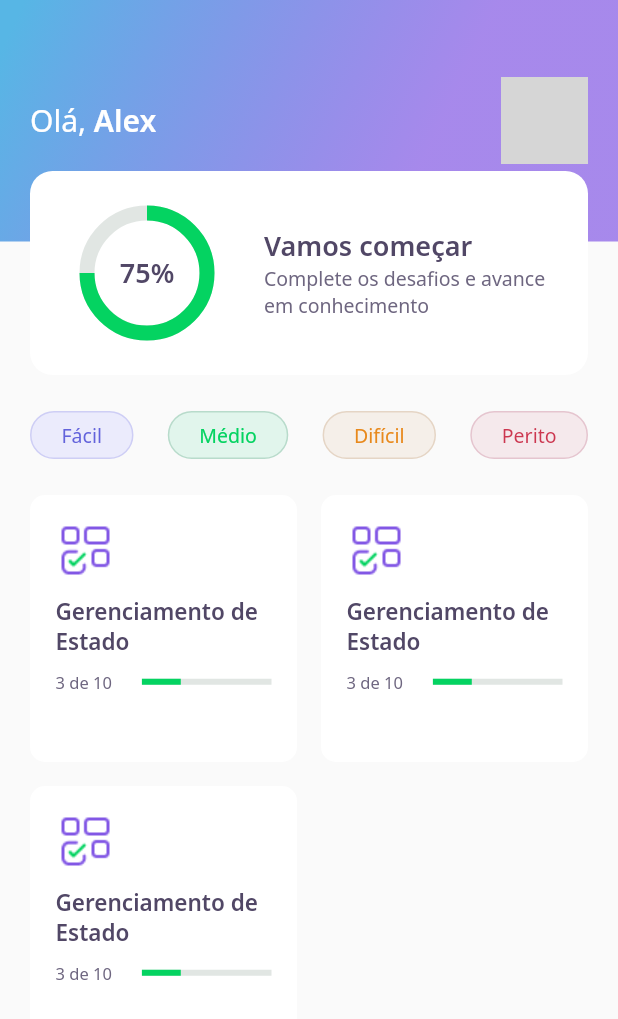
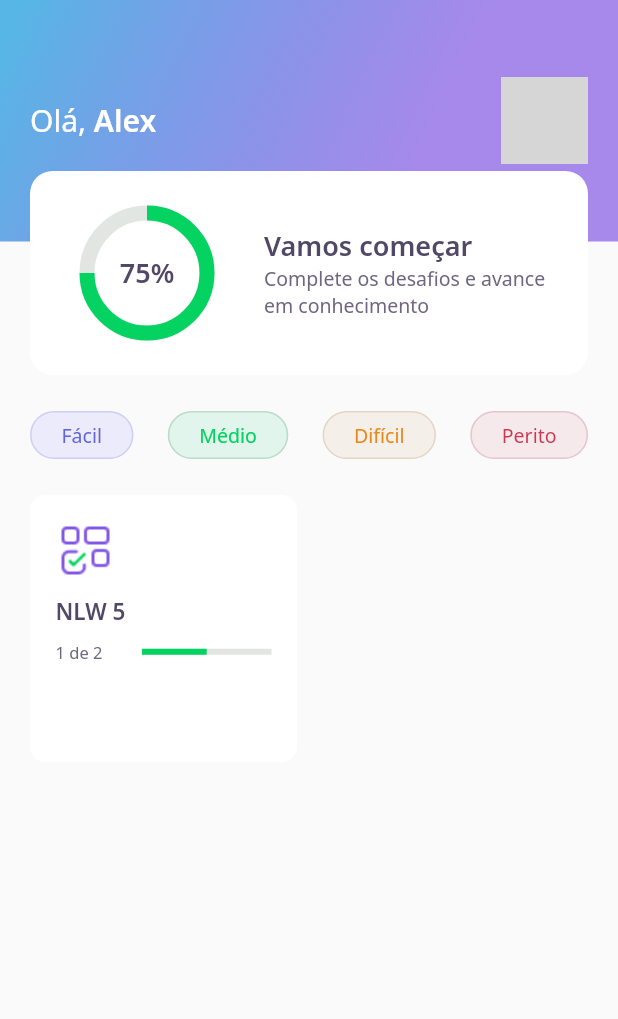
Before and after one commit to AlexSerodio/dev-quiz, a Flutter app: the HomePage screen opened directly, on a phone screen of 412 x 824 dp. Shown: the top 1019 px of the screen. Run offline on Flutter 3.47's test engine with Material 2 defaults, Android fonts, the phone set to English and light mode, and no system bars; our stand-ins replace google_fonts; accounts and stored records are empty; network calls fail; grey boxes are pictures that could not be loaded.

Commit message:
add home controller and repository

```diff
--- /dev/null
+++ b/assets/database/user.json
@@ -0,0 +1,5 @@
+{
+    "name": "Alex",
+    "photoUrl": "https://avatars.githubusercontent.com/u/23726229?v=4",
+    "score": 75
+}
--- a/lib/core/app_widget.dart
+++ b/lib/core/app_widget.dart
@@ -1,4 +1,4 @@
-import 'package:dev_quiz/challenge/challenge_page.dart';
+import 'package:dev_quiz/home/home_page.dart';
 import 'package:flutter/material.dart';
 
 class AppWidget extends StatelessWidget {
@@ -6,7 +6,7 @@ class AppWidget extends StatelessWidget {
   Widget build(BuildContext context) {
     return MaterialApp(
       title: "DevQuiz",
-      home: ChallengePage(),
+      home: HomePage(),
     );
   }
 }
--- /dev/null
+++ b/lib/home/home_controller.dart
@@ -0,0 +1,32 @@
+import 'package:dev_quiz/home/home_state.dart';
+import 'package:dev_quiz/home/home_repository.dart';
+import 'package:dev_quiz/shared/models/user_model.dart';
+import 'package:dev_quiz/shared/models/quiz_model.dart';
+import 'package:flutter/foundation.dart';
+
+class HomeController {
+  ValueNotifier<HomeState> stateNotifier = ValueNotifier<HomeState>(HomeState.empty);
+  set state(HomeState state) => stateNotifier.value = state;
+  HomeState get state => stateNotifier.value;
+
+  UserModel? user;
+  List<QuizModel>? quizzes;
+
+  final repository = HomeRepository();
+
+  void getUser() async {
+    state = HomeState.loading;
+
+    user = await repository.getUsers();
+
+    state = HomeState.success;
+  }
+
+  void getQuizzes() async {
+    state = HomeState.loading;
+
+    quizzes = await repository.getQuizzes();
+
+    state = HomeState.success;
+  }
+}
--- a/lib/home/home_page.dart
+++ b/lib/home/home_page.dart
@@ -1,7 +1,11 @@
 import 'package:flutter/material.dart';
+import 'package:dev_quiz/home/home_controller.dart';
+import 'package:dev_quiz/home/home_state.dart';
 import 'package:dev_quiz/home/widgets/appbar/app_bar_widget.dart';
 import 'package:dev_quiz/home/widgets/level_button/level_button_widget.dart';
 import 'package:dev_quiz/home/widgets/quiz_card/quiz_card_widget.dart';
+import 'package:dev_quiz/core/app_colors.dart';
+import 'package:dev_quiz/shared/enums/level_enum.dart';
 
 class HomePage extends StatefulWidget {
   HomePage({Key? key}) : super(key: key);
@@ -11,48 +15,77 @@ class HomePage extends StatefulWidget {
 }
 
 class _HomePageState extends State<HomePage> {
+  final controller = HomeController();
+
+  @override
+  initState() {
+    super.initState();
+    controller.getUser();
+    controller.getQuizzes();
+    controller.stateNotifier.addListener(() {
+      setState(() {});
+    });
+  }
+
   @override
   Widget build(BuildContext context) {
+    if (controller.state == HomeState.loading || controller.state == HomeState.empty) {
       return Scaffold(
-      appBar: AppBarWidget(),
+        body: Center(
+          child: CircularProgressIndicator(
+            valueColor: AlwaysStoppedAnimation<Color>(AppColors.darkGreen),
+          ),
+        ),
+      );
+    }
+
+    return Scaffold(
+      appBar: AppBarWidget(
+        user: controller.user!,
+      ),
       body: Padding(
           padding: const EdgeInsets.symmetric(horizontal: 20),
           child: Column(
             children: [
-            SizedBox(height: 24,),
+              SizedBox(
+                height: 24,
+              ),
               Row(
                 mainAxisAlignment: MainAxisAlignment.spaceBetween,
                 children: [
                   LevelButtonWidget(
-                  label: "Fácil",
+                    level: Level.facil,
                   ),
                   LevelButtonWidget(
-                  label: "Médio",
+                    level: Level.medio,
                   ),
                   LevelButtonWidget(
-                  label: "Difícil",
+                    level: Level.dificil,
                   ),
                   LevelButtonWidget(
-                  label: "Perito",
+                    level: Level.perito,
                   ),
                 ],
               ),
-            SizedBox(height: 24,),
+              SizedBox(
+                height: 24,
+              ),
               Expanded(
                 child: GridView.count(
                   crossAxisSpacing: 16,
                   mainAxisSpacing: 16,
                   crossAxisCount: 2,
-                children: [
-                  QuizCardWidget(),
-                  QuizCardWidget(),
-                  QuizCardWidget(),
-                ],
+                  children: controller.quizzes!
+                      .map((e) => QuizCardWidget(
+                            title: e.title,
+                            answeredQuestionsAmount: e.questionsAnswered,
+                            totalQuestionsAmount: e.questions.length,
+                          ))
+                      .toList(),
                 ),
               ),
             ],
-        )
-      ),
+          )),
     );
   }
 }
--- /dev/null
+++ b/lib/home/home_state.dart
@@ -0,0 +1 @@
+enum HomeState { success, loading, error, empty }
--- a/lib/home/widgets/appbar/app_bar_widget.dart
+++ b/lib/home/widgets/appbar/app_bar_widget.dart
@@ -1,10 +1,13 @@
+import 'package:flutter/material.dart';
 import 'package:dev_quiz/core/app_gradients.dart';
 import 'package:dev_quiz/core/app_text_styles.dart';
 import 'package:dev_quiz/home/widgets/score_card/score_card_widget.dart';
-import 'package:flutter/material.dart';
+import 'package:dev_quiz/shared/models/user_model.dart';
 
 class AppBarWidget extends PreferredSize {
-  AppBarWidget() : super(
+  final UserModel user;
+
+  AppBarWidget({required this.user}) : super(
     preferredSize: Size.fromHeight(250),
     child: Container(
       height: 250,
@@ -23,7 +26,7 @@ class AppBarWidget extends PreferredSize {
                     style: AppTextStyles.title,
                     children: [
                       TextSpan(
-                          text: "Alex", style: AppTextStyles.titleBold)
+                          text: user.name, style: AppTextStyles.titleBold)
                     ])),
                 Container(
                   width: 58,
@@ -31,8 +34,7 @@ class AppBarWidget extends PreferredSize {
                   decoration: BoxDecoration(
                     borderRadius: BorderRadius.circular(10),
                     image: DecorationImage(
-                        image: NetworkImage(
-                            "https://avatars.githubusercontent.com/u/23726229?v=4")),
+                        image: NetworkImage(user.photoUrl)),
                   ),
                 )
               ],
--- a/lib/home/widgets/level_button/level_button_widget.dart
+++ b/lib/home/widgets/level_button/level_button_widget.dart
@@ -1,40 +1,39 @@
 import 'package:flutter/material.dart';
 import 'package:dev_quiz/core/app_colors.dart';
 import 'package:google_fonts/google_fonts.dart';
+import 'package:dev_quiz/shared/enums/level_enum.dart';
 
 class LevelButtonWidget extends StatelessWidget {
-  final String label;
+  final Level level;
 
-  LevelButtonWidget({Key? key, required this.label})
-      : assert(["Fácil", "Médio", "Difícil", "Perito"].contains(label)),
-        super(key: key);
+  LevelButtonWidget({Key? key, required this.level}) : super(key: key);
 
   final config = {
-    "Fácil": {
+    Level.facil: {
       "color": AppColors.levelButtonFacil,
       "borderColor": AppColors.levelButtonBorderFacil,
       "fontColor": AppColors.levelButtonTextFacil,
     },
-    "Médio": {
+    Level.medio: {
       "color": AppColors.levelButtonMedio,
       "borderColor": AppColors.levelButtonBorderMedio,
       "fontColor": AppColors.levelButtonTextMedio,
     },
-    "Difícil": {
+    Level.dificil: {
       "color": AppColors.levelButtonDificil,
       "borderColor": AppColors.levelButtonBorderDificil,
       "fontColor": AppColors.levelButtonTextDificil,
     },
-    "Perito": {
+    Level.perito: {
       "color": AppColors.levelButtonPerito,
       "borderColor": AppColors.levelButtonBorderPerito,
       "fontColor": AppColors.levelButtonTextPerito,
     },
   };
 
-  Color get color => config[label]!['color']!;
-  Color get borderColor => config[label]!['borderColor']!;
-  Color get fontColor => config[label]!['fontColor']!;
+  Color get color => config[level]!['color']!;
+  Color get borderColor => config[level]!['borderColor']!;
+  Color get fontColor => config[level]!['fontColor']!;
 
   @override
   Widget build(BuildContext context) {
@@ -47,7 +46,7 @@ class LevelButtonWidget extends StatelessWidget {
       ),
       child: Padding(
         padding: const EdgeInsets.symmetric(horizontal: 20, vertical: 6),
-        child: Text(label,
+        child: Text(level.label,
             style: GoogleFonts.notoSans(
               color: fontColor,
               fontSize: 13,
--- a/lib/home/widgets/quiz_card/quiz_card_widget.dart
+++ b/lib/home/widgets/quiz_card/quiz_card_widget.dart
@@ -5,7 +5,16 @@ import 'package:dev_quiz/core/app_images.dart';
 import 'package:dev_quiz/shared/widgets/progress_indicator/progress_indicator_widget.dart';
 
 class QuizCardWidget extends StatelessWidget {
-  const QuizCardWidget({Key? key}) : super(key: key);
+  final String title;
+  final int answeredQuestionsAmount;
+  final int totalQuestionsAmount;
+
+  const QuizCardWidget({
+    Key? key,
+    required this.title,
+    required this.answeredQuestionsAmount,
+    required this.totalQuestionsAmount,
+  }) : super(key: key);
 
   @override
   Widget build(BuildContext context) {
@@ -24,24 +33,30 @@ class QuizCardWidget extends StatelessWidget {
             width: 40,
             child: Image.asset(AppImages.blocks),
           ),
-          SizedBox(height: 10,),
+          SizedBox(
+            height: 10,
+          ),
           Text(
-            "Gerenciamento de Estado",
+            title,
             style: AppTextStyles.heading15,
           ),
-          SizedBox(height: 10,),
+          SizedBox(
+            height: 10,
+          ),
           Row(
             children: [
               Expanded(
                 flex: 2,
                 child: Text(
-                  "3 de 10",
+                  "$answeredQuestionsAmount de $totalQuestionsAmount",
                   style: AppTextStyles.body11,
                 ),
               ),
               Expanded(
                 flex: 3,
-                child: ProgressIndicatorWidget(value: .3,),
+                child: ProgressIndicatorWidget(
+                  value: answeredQuestionsAmount / totalQuestionsAmount,
+                ),
               ),
             ],
           )
--- /dev/null
+++ b/lib/shared/models/quiz_model.dart
@@ -0,0 +1,43 @@
+import 'package:dev_quiz/shared/models/question_model.dart';
+import 'package:dev_quiz/shared/enums/level_enum.dart';
+import 'dart:convert';
+
+class QuizModel {
+  final String title;
+  final List<QuestionModel> questions;
+  final int questionsAnswered;
+  final String image;
+  final Level level;
+
+  QuizModel({
+    required this.title,
+    required this.questions,
+    this.questionsAnswered = 0,
+    required this.image,
+    required this.level,
+  });
+
+  Map<String, dynamic> toMap() {
+    return {
+      'title': title,
+      'questions': questions.map((e) => e.toMap()).toList(),
+      'questionsAnswered': questionsAnswered,
+      'image': image,
+      'level': level.parse,
+    };
+  }
+
+  factory QuizModel.fromMap(Map<String, dynamic> map) {
+    return QuizModel(
+      title: map['title'],
+      questions: List<QuestionModel>.from(map['questions'].map((e) => QuestionModel.fromMap(e))),
+      questionsAnswered: map['questionsAnswered'],
+      image: map['image'],
+      level: map['level'].toString().levelParse,
+    );
+  }
+
+  String toJson() => json.encode(toMap());
+
+  factory QuizModel.fromJson(String source) => QuizModel.fromMap(json.decode(source));
+}
--- /dev/null
+++ b/lib/shared/models/user_model.dart
@@ -0,0 +1,33 @@
+import 'dart:convert';
+
+class UserModel {
+  final String name;
+  final String photoUrl;
+  final int score;
+
+  UserModel({
+    required this.name,
+    required this.photoUrl,
+    this.score = 0,
+  });
+
+  Map<String, dynamic> toMap() {
+    return {
+      'name': name,
+      'photoUrl': photoUrl,
+      'score': score,
+    };
+  }
+
+  factory UserModel.fromMap(Map<String, dynamic> map) {
+    return UserModel(
+      name: map['name'],
+      photoUrl: map['photoUrl'],
+      score: map['score'],
+    );
+  }
+
+  String toJson() => json.encode(toMap());
+
+  factory UserModel.fromJson(String source) => UserModel.fromMap(json.decode(source));
+}
--- a/pubspec.yaml
+++ b/pubspec.yaml
@@ -18,5 +18,6 @@ dev_dependencies:
 flutter:
   assets:
     - assets/images/
+    - assets/database/
 
   uses-material-design: true
```
Also changed, not shown: assets/database/quizzes.json (added, +28 -0 lines), lib/home/home_repository.dart (added, +21 -0 lines), lib/shared/enums/level_enum.dart (added, +26 -0 lines), lib/shared/models/answer_model.dart (added, +29 -0 lines), lib/shared/models/question_model.dart (added, +30 -0 lines). Lines whose indentation alone changed are shown as unchanged.
